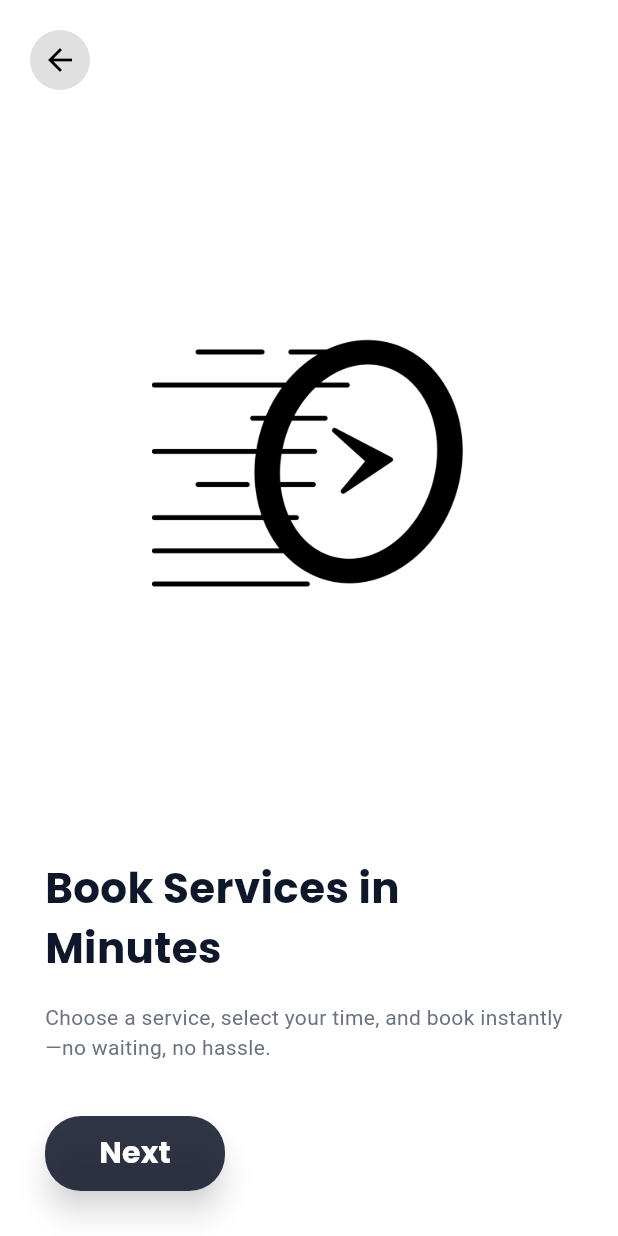
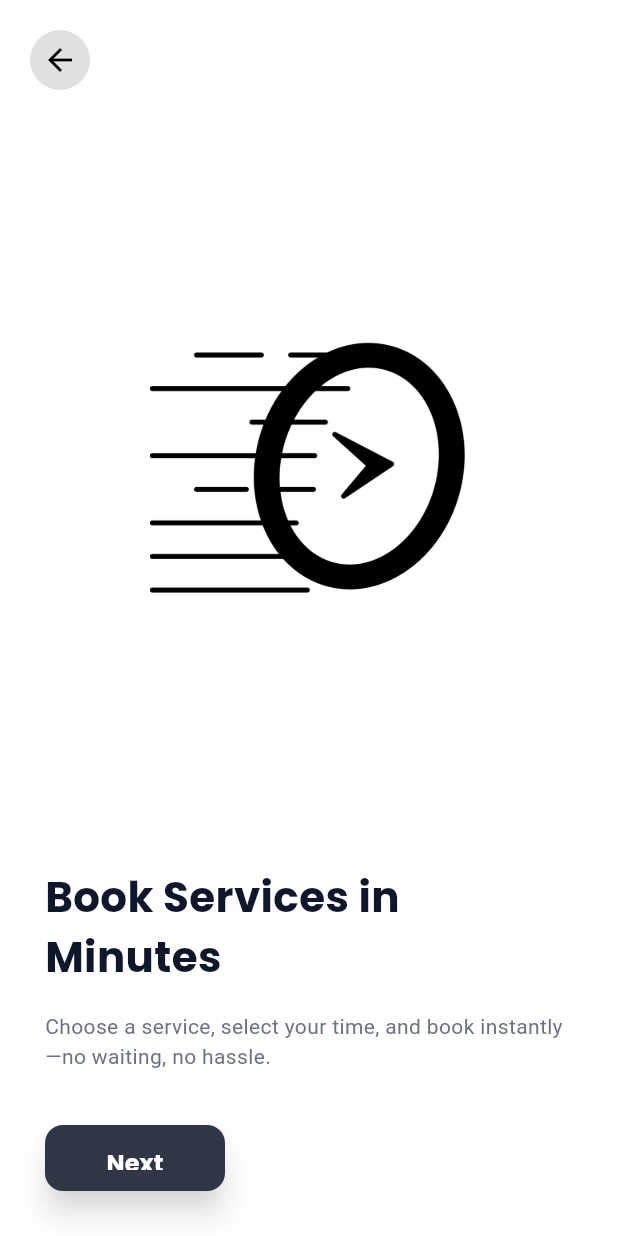
Before and after one commit to abrarhaider001/servicehub, a Flutter app: the screen it shows after launch, after a tap on "Next", on a phone screen of 412 x 824 dp. Run offline on Flutter 3.47's test engine with Material 3 defaults, Android fonts, the phone set to English and light mode, and no system bars; our stand-ins replace cloud_firestore, firebase_auth, firebase_core, flutter_dotenv, get, get_storage and 3 more; missing offline and left inert: dart:html; accounts and stored records are empty.

```diff
--- a/lib/core/utils/theme/widget_themes/button_theme.dart
+++ b/lib/core/utils/theme/widget_themes/button_theme.dart
@@ -4,11 +4,7 @@ import '../../constants/colors.dart';
 class MyButtonTheme {
   static BoxDecoration primaryGradient({double radius = 24}) {
     return BoxDecoration(
-      gradient: const LinearGradient(
-        begin: Alignment.centerLeft,
-        end: Alignment.centerRight,
-        colors: [MyColors.primary, MyColors.primary],
-      ),
+      color: MyColors.primary,
       borderRadius: BorderRadius.circular(radius),
     );
   }
@@ -24,8 +20,8 @@ class GradientElevatedButton extends StatelessWidget {
     super.key,
     required this.onPressed,
     required this.child,
-    this.height = 48,
-    this.radius = 24,
+    this.height = 44,
+    this.radius = 12,
     this.gradient,
   });
 
@@ -33,26 +29,18 @@ class GradientElevatedButton extends StatelessWidget {
   Widget build(BuildContext context) {
     return SizedBox(
       height: height,
-      child: DecoratedBox(
-        decoration: (gradient == null)
-            ? MyButtonTheme.primaryGradient(radius: radius)
-            : BoxDecoration(
-                gradient: gradient,
-                borderRadius: BorderRadius.circular(radius),
-              ),
       child: ElevatedButton(
         style: ElevatedButton.styleFrom(
-            backgroundColor: Colors.transparent,
+          backgroundColor: MyColors.primary,
           foregroundColor: Colors.white,
           shape: RoundedRectangleBorder(
             borderRadius: BorderRadius.circular(radius),
           ),
-            padding: EdgeInsets.zero,
+          padding: const EdgeInsets.symmetric(vertical: 14),
         ),
         onPressed: onPressed,
         child: child,
       ),
-      ),
     );
   }
 }
--- a/lib/core/widgets/auth/login_form.dart
+++ b/lib/core/widgets/auth/login_form.dart
@@ -105,6 +105,7 @@ class LoginForm extends StatelessWidget {
                           isSubscriptionPaid: isPaid,
                         );
                         await MyLocalStorage.instance().writeData('user', userModel.toJson());
+                        await MyLocalStorage.instance().writeData('isUserLoggedIn', true);
                         Get.offAllNamed(isPaid ? AppRoutes.home : AppRoutes.subscription);
                       } catch (e) {
                         Get.snackbar('Login failed', e.toString());
--- a/lib/core/widgets/auth/register_form.dart
+++ b/lib/core/widgets/auth/register_form.dart
@@ -1,6 +1,7 @@
 import 'package:flutter/material.dart';
 import 'package:get/get.dart';
 import 'package:servicehub/core/routes/app_routes.dart';
+import 'package:servicehub/core/utils/local_storage/storage_utility.dart';
 import 'package:servicehub/core/services/auth_service.dart';
 import 'package:servicehub/core/utils/constants/colors.dart';
 import 'package:servicehub/core/utils/theme/widget_themes/button_theme.dart';
@@ -143,6 +144,7 @@ class RegisterForm extends StatelessWidget {
                           fullName: controller.nameController.text.trim(),
                           role: controller.role.value,
                         );
+                        await MyLocalStorage.instance().writeData('isUserLoggedIn', true);
                         Get.toNamed(AppRoutes.subscription);
                       } catch (e) {
                         Get.snackbar('Signup failed', e.toString());
--- a/lib/core/widgets/onBoarding/onBoardCard.dart
+++ b/lib/core/widgets/onBoarding/onBoardCard.dart
@@ -96,7 +96,7 @@ class OnBoardCard extends StatelessWidget {
                   ),
                   const SizedBox(height: 36),
                   SizedBox(
-                    height: 50,
+                    height: 44,
                     width: 120,
                     child: GradientElevatedButton(
                       onPressed: onNext,
@@ -106,7 +106,7 @@ class OnBoardCard extends StatelessWidget {
                           color: Colors.white,
                           fontWeight: FontWeight.bold,
                           fontFamily: GoogleFonts.poppins().fontFamily,
-                          fontSize: 20.0,
+                          fontSize: 16.0,
                         ),
                       ),
                     ),
--- a/lib/view/splash.dart
+++ b/lib/view/splash.dart
@@ -23,9 +23,15 @@ class _SplashState extends State<Splash> {
   Future<void> _initFlow() async {
     await Future.delayed(const Duration(seconds: 2));
     if (!mounted) return;
-    final flag = MyLocalStorage.instance().readData<dynamic>('isFirstTime') as bool?;
-    final isFirstTime = flag ?? true;
-    Get.offAllNamed(isFirstTime ? AppRoutes.onBoarding : AppRoutes.login);
+    final flagFirst = MyLocalStorage.instance().readData<dynamic>('isFirstTime') as bool?;
+    final isFirstTime = flagFirst ?? true;
+    if (isFirstTime) {
+      Get.offAllNamed(AppRoutes.onBoarding);
+      return;
+    }
+    final loggedFlag = MyLocalStorage.instance().readData<dynamic>('isUserLoggedIn') as bool?;
+    final isUserLoggedIn = loggedFlag ?? false;
+    Get.offAllNamed(isUserLoggedIn ? AppRoutes.home : AppRoutes.login);
   }
   @override
   Widget build(BuildContext context) {
```
Also changed, not shown: lib/core/widgets/custom_dialogs/logout_confirm_dialog.dart (added, +40 -0 lines), lib/view/profile.dart (+25 -1 lines). Lines whose indentation alone changed are shown as unchanged.
